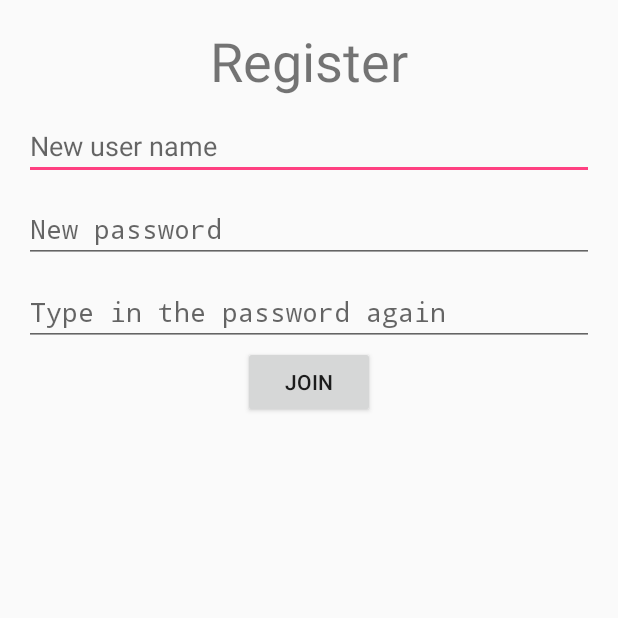
After one commit to Ben-wu14/Game, an Android app: the Register_Activity screen opened directly, with no data from a screen before it, on a phone screen of 412 x 824 dp, the top half of it. The commit adds this screen. Run offline under Robolectric (Android 15) with nearby library versions, the phone set to English and light mode, and no system bars.

Commit message:
Add new register activity

```diff
--- a/app/src/main/AndroidManifest.xml
+++ b/app/src/main/AndroidManifest.xml
@@ -30,6 +30,8 @@
         </activity>
         <activity android:name=".PasswordActivity" >
         </activity>
+        <activity android:name=".Register_Activity" >
+        </activity>
     </application>
 
 </manifest>
--- a/app/src/main/java/com/example/ben/game/MainActivity.java
+++ b/app/src/main/java/com/example/ben/game/MainActivity.java
@@ -13,7 +13,10 @@ import android.view.MenuItem;
 import android.widget.Button;
 import android.widget.TextView;
 
+import java.util.ArrayList;
+
 public class MainActivity extends AppCompatActivity {
+    public ArrayList<User> user_data;
     @Override
     protected void onCreate(Bundle savedInstanceState) {
         super.onCreate(savedInstanceState);
--- /dev/null
+++ b/app/src/main/java/com/example/ben/game/Register_Activity.java
@@ -0,0 +1,14 @@
+package com.example.ben.game;
+
+import android.app.Activity;
+import android.os.Bundle;
+
+public class Register_Activity extends Activity {
+
+    @Override
+    protected void onCreate(Bundle savedInstanceState) {
+        super.onCreate(savedInstanceState);
+        setContentView(R.layout.activity_register);
+
+    }
+}
--- /dev/null
+++ b/app/src/main/res/layout/activity_register.xml
@@ -0,0 +1,42 @@
+<?xml version="1.0" encoding="utf-8"?>
+<LinearLayout xmlns:android="http://schemas.android.com/apk/res/android"
+    xmlns:tools="http://schemas.android.com/tools" android:layout_width="match_parent"
+    android:layout_height="match_parent" android:paddingLeft="@dimen/activity_horizontal_margin"
+    android:paddingRight="@dimen/activity_horizontal_margin"
+    android:paddingTop="@dimen/activity_vertical_margin"
+    android:paddingBottom="@dimen/activity_vertical_margin"
+    android:orientation="vertical"
+    tools:context="com.example.ben.game.Register_Activity">
+    <TextView
+        android:layout_width="wrap_content"
+        android:layout_height="wrap_content"
+        android:layout_gravity="center_horizontal"
+        android:textSize="36sp"
+        android:text="Register"/>
+    <EditText
+        android:layout_width="match_parent"
+        android:layout_marginTop="10dp"
+        android:layout_height="wrap_content"
+        android:id="@+id/new_user_name"
+        android:hint="New user name"/>
+    <EditText
+        android:layout_width="match_parent"
+        android:layout_marginTop="10dp"
+        android:layout_height="wrap_content"
+        android:inputType="textPassword"
+        android:id="@+id/new_password"
+        android:hint="New password"/>
+    <EditText
+        android:layout_width="match_parent"
+        android:layout_height="wrap_content"
+        android:layout_marginTop="10dp"
+        android:inputType="textPassword"
+        android:id="@+id/new_password_2"
+        android:hint="Type in the password again"/>
+    <Button
+        android:layout_width="wrap_content"
+        android:layout_height="wrap_content"
+        android:layout_gravity="center_horizontal"
+        android:id="@+id/button_join"
+        android:text="Join"/>
+</LinearLayout>
```
Also changed, not shown: app/src/main/java/com/example/ben/game/MainpageActivity.java (+10 -1 lines), app/src/main/java/com/example/ben/game/PasswordActivity.java (+32 -1 lines).
